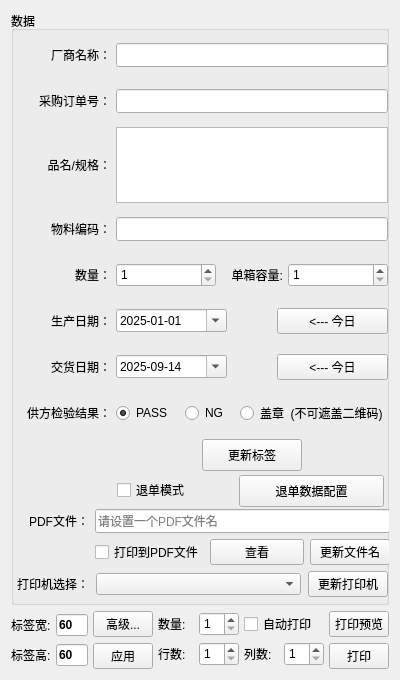
Above: FramePrintControl.ui from wlffeng2008/AkkoLabelPrinter before the change. Below: the same form after it.
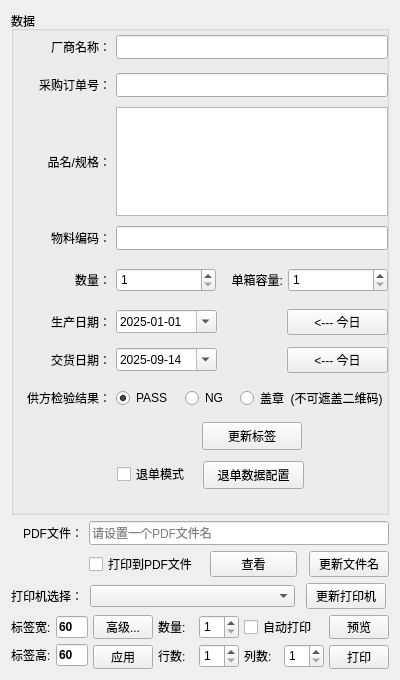
That is the form after the change.

```diff
--- a/FramePrintControl.ui
+++ b/FramePrintControl.ui
@@ -25,7 +25,7 @@
   <property name="windowTitle">
    <string>Frame</string>
   </property>
-  <layout class="QVBoxLayout" name="verticalLayout_3" stretch="1,0">
+  <layout class="QVBoxLayout" name="verticalLayout_3" stretch="1,0,0">
    <item>
     <widget class="QGroupBox" name="groupBox2">
      <property name="title">
@@ -37,7 +37,7 @@
         <x>2</x>
         <y>18</y>
         <width>378</width>
-        <height>572</height>
+        <height>473</height>
        </rect>
       </property>
       <property name="styleSheet">
@@ -692,12 +692,12 @@
         <property name="geometry">
          <rect>
           <x>4</x>
-          <y>6</y>
+          <y>2</y>
           <width>376</width>
-          <height>436</height>
+          <height>421</height>
          </rect>
         </property>
-        <layout class="QGridLayout" name="gridLayout" rowminimumheight="40,40,40,40,40,40,40,40,0">
+        <layout class="QGridLayout" name="gridLayout" rowminimumheight="32,32,40,32,32,32,32,32,32">
          <property name="leftMargin">
           <number>10</number>
          </property>
@@ -750,7 +750,7 @@
          <item row="6" column="1">
           <layout class="QHBoxLayout" name="horizontalLayout_4">
            <property name="spacing">
-            <number>50</number>
+            <number>70</number>
            </property>
            <item>
             <widget class="QDateTimeEdit" name="dateTimeEdit1">
@@ -949,7 +949,7 @@
          <item row="5" column="1">
           <layout class="QHBoxLayout" name="horizontalLayout_3">
            <property name="spacing">
-            <number>50</number>
+            <number>70</number>
            </property>
            <item>
             <widget class="QDateTimeEdit" name="dateTimeEdit0">
@@ -1018,7 +1018,13 @@
            <property name="minimumSize">
             <size>
              <width>100</width>
-             <height>32</height>
+             <height>28</height>
+            </size>
+           </property>
+           <property name="maximumSize">
+            <size>
+             <width>100</width>
+             <height>28</height>
             </size>
            </property>
            <property name="cursor">
@@ -1035,7 +1041,7 @@
         <property name="geometry">
          <rect>
           <x>104</x>
-          <y>450</y>
+          <y>434</y>
           <width>86</width>
           <height>22</height>
          </rect>
@@ -1047,12 +1053,18 @@
        <widget class="QPushButton" name="pushButtonReject">
         <property name="geometry">
          <rect>
-          <x>226</x>
-          <y>446</y>
-          <width>145</width>
-          <height>32</height>
+          <x>190</x>
+          <y>432</y>
+          <width>101</width>
+          <height>28</height>
          </rect>
         </property>
+        <property name="maximumSize">
+         <size>
+          <width>16777215</width>
+          <height>28</height>
+         </size>
+        </property>
         <property name="cursor">
          <cursorShape>PointingHandCursor</cursorShape>
         </property>
@@ -1060,15 +1072,11 @@
          <string>退单数据配置</string>
         </property>
        </widget>
-       <widget class="QWidget" name="">
-        <property name="geometry">
-         <rect>
-          <x>4</x>
-          <y>480</y>
-          <width>373</width>
-          <height>88</height>
-         </rect>
-        </property>
+      </widget>
+     </widget>
+    </widget>
+   </item>
+   <item>
         <layout class="QGridLayout" name="gridLayout_4">
          <item row="0" column="0">
           <widget class="QLabel" name="label307_2">
@@ -1098,6 +1106,9 @@
          </item>
          <item row="1" column="1">
           <layout class="QHBoxLayout" name="horizontalLayout_9">
+       <property name="spacing">
+        <number>12</number>
+       </property>
            <item>
             <widget class="QCheckBox" name="checkBoxWritePdf">
              <property name="text">
@@ -1151,6 +1162,9 @@
          </item>
          <item row="2" column="1">
           <layout class="QHBoxLayout" name="horizontalLayout_10" stretch="1,0">
+       <property name="spacing">
+        <number>10</number>
+       </property>
            <item>
             <widget class="QComboBox" name="comboBoxPrinter">
              <property name="maximumSize">
@@ -1186,10 +1200,6 @@
           </layout>
          </item>
         </layout>
-       </widget>
-      </widget>
-     </widget>
-    </widget>
    </item>
    <item>
     <layout class="QHBoxLayout" name="horizontalLayout_8" stretch="1,1,5,1">
@@ -1271,10 +1281,16 @@
        </property>
        <item>
         <widget class="QPushButton" name="pushButtonLabelMng">
+         <property name="minimumSize">
+          <size>
+           <width>60</width>
+           <height>24</height>
+          </size>
+         </property>
          <property name="maximumSize">
           <size>
            <width>60</width>
-           <height>16777215</height>
+           <height>24</height>
           </size>
          </property>
          <property name="cursor">
@@ -1287,10 +1303,16 @@
        </item>
        <item>
         <widget class="QPushButton" name="pushButtonSetPaper">
+         <property name="minimumSize">
+          <size>
+           <width>60</width>
+           <height>24</height>
+          </size>
+         </property>
          <property name="maximumSize">
           <size>
            <width>60</width>
-           <height>16777215</height>
+           <height>24</height>
           </size>
          </property>
          <property name="cursor">
@@ -1432,26 +1454,38 @@
        </property>
        <item>
         <widget class="QPushButton" name="pushButtonPreview">
+         <property name="minimumSize">
+          <size>
+           <width>60</width>
+           <height>24</height>
+          </size>
+         </property>
          <property name="maximumSize">
           <size>
            <width>60</width>
-           <height>16777215</height>
+           <height>24</height>
           </size>
          </property>
          <property name="cursor">
           <cursorShape>PointingHandCursor</cursorShape>
          </property>
          <property name="text">
-          <string>打印预览</string>
+          <string>预览</string>
          </property>
         </widget>
        </item>
        <item>
         <widget class="QPushButton" name="pushButtonPrint">
+         <property name="minimumSize">
+          <size>
+           <width>60</width>
+           <height>24</height>
+          </size>
+         </property>
          <property name="maximumSize">
           <size>
            <width>60</width>
-           <height>16777215</height>
+           <height>24</height>
           </size>
          </property>
          <property name="cursor">
```
Left out of the diff: 14 changed lines with no effect on the pictures. Lines whose indentation alone changed are shown as unchanged.
